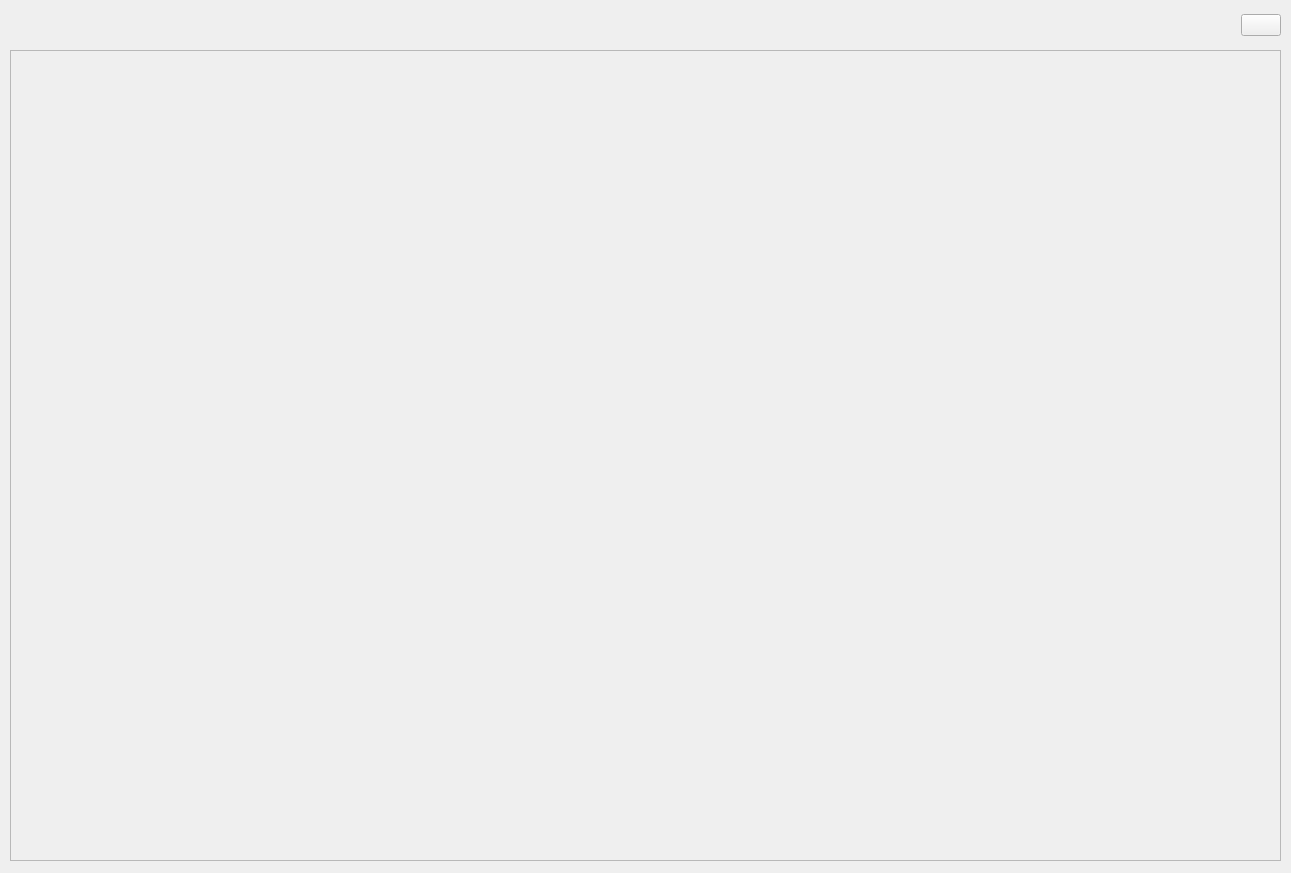
stBurning/DataMining, file ui/FullScreenWindow.ui: the form before one commit.
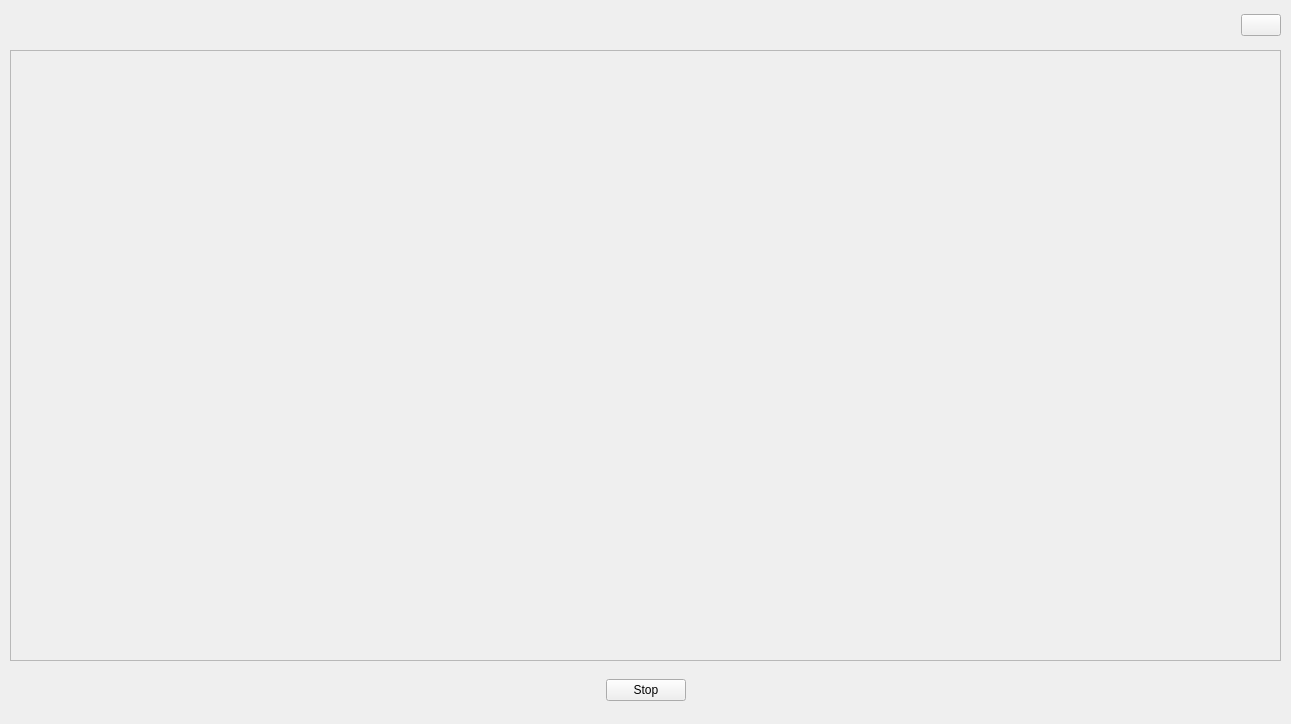
The form after the commit. Icons and pictures are not drawn.

```diff
--- a/ui/FullScreenWindow.ui
+++ b/ui/FullScreenWindow.ui
@@ -7,7 +7,7 @@
     <x>0</x>
     <y>0</y>
     <width>1291</width>
-    <height>873</height>
+    <height>724</height>
    </rect>
   </property>
   <property name="sizePolicy">
@@ -67,7 +67,7 @@
      <x>10</x>
      <y>50</y>
      <width>1271</width>
-     <height>811</height>
+     <height>611</height>
     </rect>
    </property>
    <property name="widgetResizable">
@@ -79,11 +79,56 @@
       <x>0</x>
       <y>0</y>
       <width>1269</width>
-      <height>809</height>
+      <height>609</height>
      </rect>
     </property>
    </widget>
   </widget>
+  <widget class="QWidget" name="horizontalLayoutWidget_2">
+   <property name="geometry">
+    <rect>
+     <x>10</x>
+     <y>670</y>
+     <width>1271</width>
+     <height>41</height>
+    </rect>
+   </property>
+   <layout class="QHBoxLayout" name="horizontalLayout_2">
+    <item>
+     <spacer name="horizontalSpacer_2">
+      <property name="orientation">
+       <enum>Qt::Horizontal</enum>
+      </property>
+      <property name="sizeHint" stdset="0">
+       <size>
+        <width>40</width>
+        <height>20</height>
+       </size>
+      </property>
+     </spacer>
+    </item>
+    <item>
+     <widget class="QPushButton" name="pushButton">
+      <property name="text">
+       <string>Stop</string>
+      </property>
+     </widget>
+    </item>
+    <item>
+     <spacer name="horizontalSpacer_3">
+      <property name="orientation">
+       <enum>Qt::Horizontal</enum>
+      </property>
+      <property name="sizeHint" stdset="0">
+       <size>
+        <width>40</width>
+        <height>20</height>
+       </size>
+      </property>
+     </spacer>
+    </item>
+   </layout>
+  </widget>
  </widget>
  <resources>
   <include location="../resources/resources.qrc"/>
```
